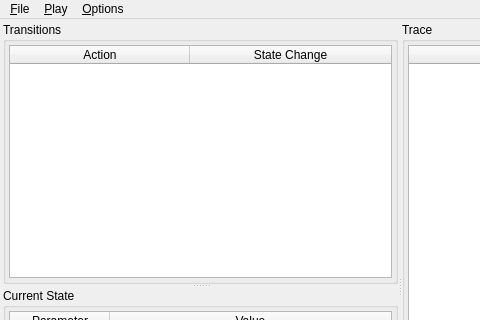
First picture: the form in tools/release/lpsxsim/mainwindow.ui, repository mCRL2org/mCRL2, before the edit; both pictures show x 0 to 480 and y 0 to 320 of the 800 by 600 pixel window.
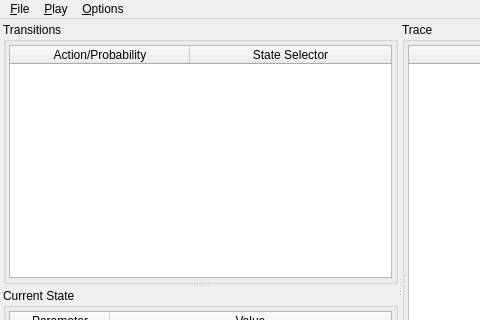
Second picture: the form after the edit. Icons and pictures are not drawn. Custom widgets are drawn as their Qt base class.

```diff
--- a/tools/release/lpsxsim/mainwindow.ui
+++ b/tools/release/lpsxsim/mainwindow.ui
@@ -64,12 +64,12 @@
            </attribute>
            <column>
             <property name="text">
-             <string>Action</string>
+             <string>Action/Probability</string>
             </property>
            </column>
            <column>
             <property name="text">
-             <string>State Change</string>
+             <string>State Selector</string>
             </property>
            </column>
           </widget>
```
Left out of the diff: 8 changed lines with no effect on the pictures.
